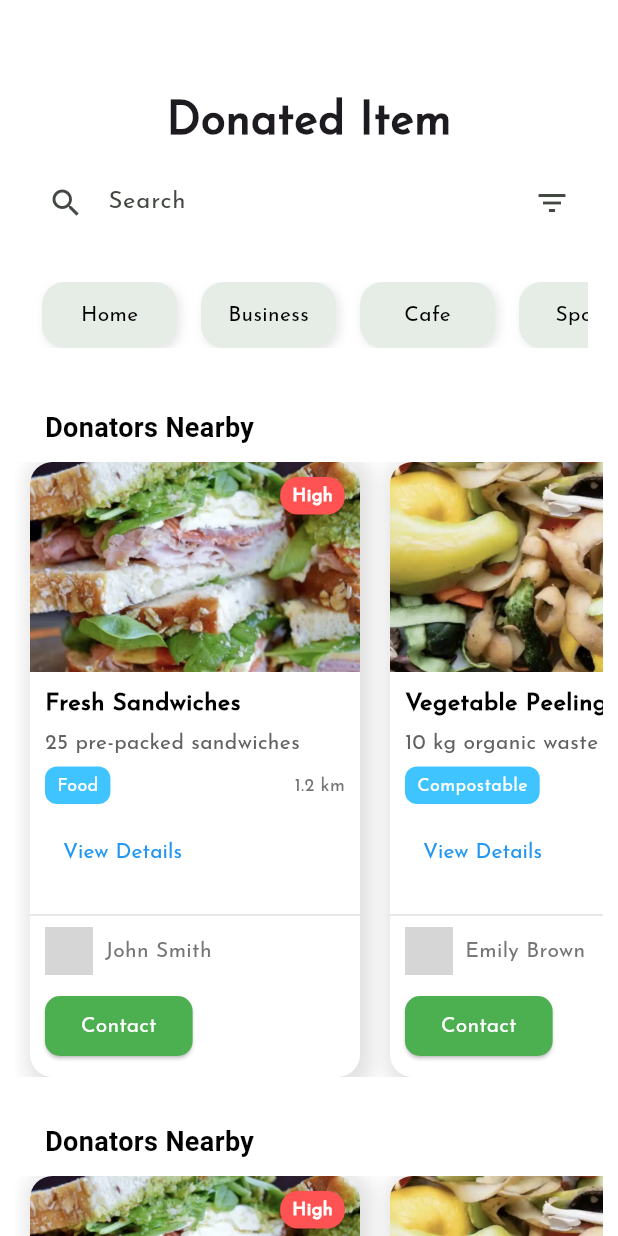
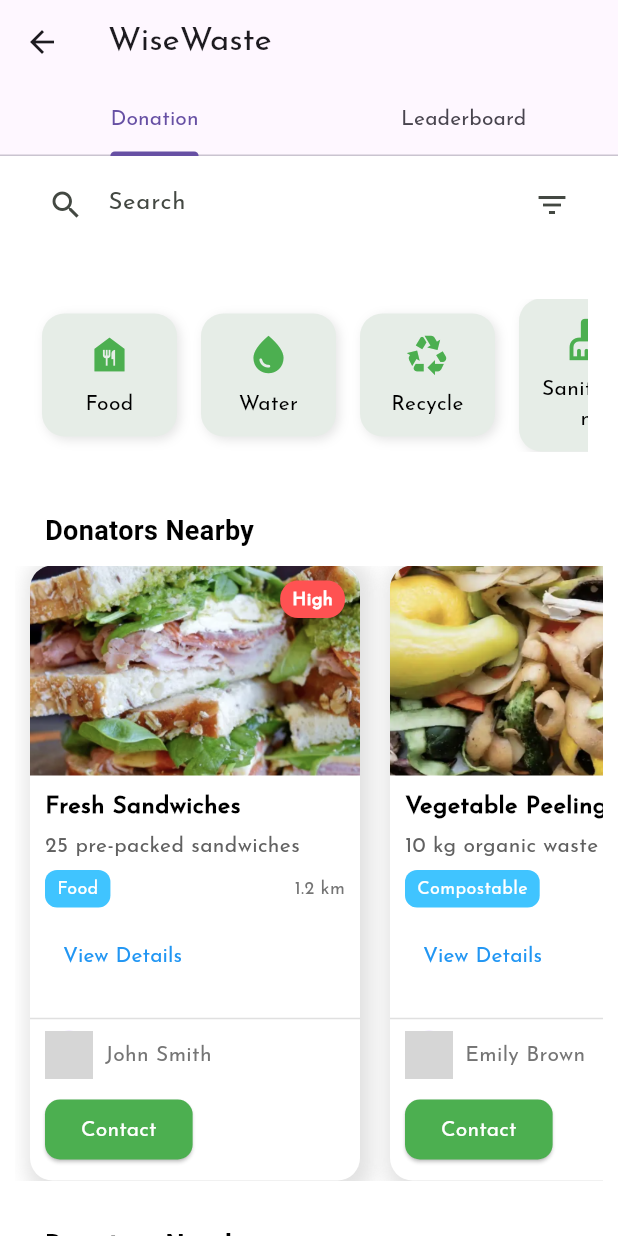
Before and after one commit to SagarTeotia1/WasteWise, a Flutter app: the DonationPage screen opened directly, on a phone screen of 412 x 824 dp. Run offline on Flutter 3.47's test engine with Material 3 defaults, Android fonts, the phone set to English and light mode, and no system bars; our stand-ins replace animated_text_kit, curved_navigation_bar, get; missing offline and left inert: model_viewer_plus; grey boxes are pictures that could not be loaded.

Commit message:
Commit -Screens

```diff
--- a/lib/screens/donation/donation_page.dart
+++ b/lib/screens/donation/donation_page.dart
@@ -2,6 +2,7 @@ import 'package:flutter/material.dart';
 import 'package:trial/widgets/DonationpageWidgets/DonateditemCategory.dart';
 import 'package:trial/widgets/DonationpageWidgets/DonationEeventNEarby.dart';
 import 'package:trial/widgets/DonationpageWidgets/DonationTitleWidget.dart';
+import 'package:trial/widgets/Eventspage/LeaderBordWidget.dart';
 import 'package:trial/widgets/searchfieldWidget.dart';
 
 class DonationPage extends StatefulWidget {
@@ -11,31 +12,62 @@ class DonationPage extends StatefulWidget {
   State<DonationPage> createState() => _DonationPageState();
 }
 
-class _DonationPageState extends State<DonationPage> {
+class _DonationPageState extends State<DonationPage> with SingleTickerProviderStateMixin {
+  late TabController _tabController;
+
+  @override
+  void initState() {
+    super.initState();
+    _tabController = TabController(length: 2, vsync: this);
+  }
+
+  @override
+  void dispose() {
+    _tabController.dispose();
+    super.dispose();
+  }
+
   @override
   Widget build(BuildContext context) {
     return Scaffold(
-      body: SingleChildScrollView(  // Wrap the Column inside a SingleChildScrollView
+      appBar: AppBar(
+        title: const Text('WiseWaste'),
+        bottom: TabBar(
+          controller: _tabController,
+          tabs: const [
+            Tab(text: 'Donation'),
+            Tab(text: 'Leaderboard'),
+          ],
+        ),
+      ),
+      body: TabBarView(
+        controller: _tabController,
+        children: [
+          _buildDonationTab(),
+          LeaderboardTab(),
+        ],
+      ),
+    );
+  }
+
+  Widget _buildDonationTab() {
+    return SingleChildScrollView(
       child: Padding(
-          padding: const EdgeInsets.all(10.0),  // Optional padding around the content
+        padding: const EdgeInsets.all(10.0),
         child: Column(
           children: [
-              SizedBox(height: 20),
-              DonationTitle(),
-              SizedBox(height: 10),
             SearchField(),
-              SizedBox(height: 20),
-              DonateditemCategory(),
-              SizedBox(height: 20),
+            const SizedBox(height: 20),
+            DonatedItemCategory(),
+            const SizedBox(height: 20),
             DonationeventNearby(),
-              SizedBox(height: 20),
+            const SizedBox(height: 20),
             DonationeventNearby(),
-              SizedBox(height: 20),
+            const SizedBox(height: 20),
             DonationeventNearby(),
-              SizedBox(height: 20),
+            const SizedBox(height: 20),
             DonationeventNearby(),
           ],
-          ),
         ),
       ),
     );
--- a/lib/screens/splash_screen/Splash_Screen.dart
+++ b/lib/screens/splash_screen/Splash_Screen.dart
@@ -5,6 +5,7 @@ import 'package:animated_text_kit/animated_text_kit.dart'; // Import for typewri
 import 'package:trial/const/const_colo.dart';
 import 'package:trial/const/const_fonts.dart';
 import 'package:trial/const/const_img.dart';
+import 'package:trial/screens/Auth/ChoseAvatar.dart';
 import 'package:trial/screens/Home/Home_screen.dart'; // Import your LoginScreen
 
 class SplashScreen extends StatefulWidget {
@@ -21,7 +22,7 @@ class _SplashScreenState extends State<SplashScreen> {
     // Navigate to LoginScreen after 3 seconds
     Future.delayed(Duration(seconds: 2), () {
       // Use Get.off() to navigate to the LoginScreen and remove the SplashScreen from the stack
-      Get.off(() => HomeScreen());
+      Get.off(() => ChooseAvatarScreen());
     });
   }
 
--- a/lib/widgets/DonationpageWidgets/DonateditemCategory.dart
+++ b/lib/widgets/DonationpageWidgets/DonateditemCategory.dart
@@ -1,23 +1,26 @@
 import 'package:flutter/material.dart';
-import 'package:trial/const/const_fonts.dart';  // Assuming you are using a custom font
+import 'package:get/get.dart'; // GetX package for navigation
+import 'package:trial/const/const_fonts.dart';
+import 'package:trial/screens/CatItemSilverScreen/Category_Item.dart'; // Assuming you are using a custom font
 
-Widget DonateditemCategory() {
+// Main widget for donated item categories
+Widget DonatedItemCategory() {
   return Padding(
     padding: const EdgeInsets.all(10), // Padding around the whole widget
     child: Column(
       crossAxisAlignment: CrossAxisAlignment.start, // Aligning text to the left
       children: [
+        const SizedBox(height: 10), // Space below the title
         SingleChildScrollView(
-          scrollDirection: Axis.horizontal,  // Enables horizontal scrolling
+          scrollDirection: Axis.horizontal, // Enables horizontal scrolling
           child: Row(
             children: [
-              CategoryItem(label: "Home"),
-              CategoryItem(label: "Business"),
-              CategoryItem(label: "Cafe"),
-              CategoryItem(label: "Sports"),
-              CategoryItem(label: "Music"),
-              CategoryItem(label: "Fitness"),
-              // Add more categories as needed
+              CategoryItem(icon: Icons.food_bank, label: "Food"),
+              CategoryItem(icon: Icons.water_drop, label: "Water"),
+              CategoryItem(icon: Icons.recycling, label: "Recycle"),
+              CategoryItem(icon: Icons.cleaning_services, label: "Sanitation"),
+              CategoryItem(icon: Icons.eco, label: "Compost"),
+              CategoryItem(icon: Icons.volunteer_activism, label: "Donation"),
             ],
           ),
         ),
@@ -26,38 +29,51 @@ Widget DonateditemCategory() {
   );
 }
 
-// Widget for individual category item (Only Label, without Icon)
-Widget CategoryItem({required String label}) {
-  return Padding(
-    padding: const EdgeInsets.symmetric(horizontal: 8),  // Space between category items
+// Widget for individual category item
+Widget CategoryItem({required IconData icon, required String label}) {
+  return GestureDetector(
+    onTap: () {
+      Get.off(() => CategoryItemsScreen()); // Navigate to new screen
+    },
+    child: Padding(
+      padding: const EdgeInsets.symmetric(horizontal: 8), // Space between items
       child: Container(
-      width: 90,  // Set width of the category item to make it fit 4 items on screen
-      padding: EdgeInsets.all(12),  // Padding inside the rectangle
+        width: 90, // Width of the category item
+        padding: const EdgeInsets.all(12), // Padding inside the rectangle
         decoration: BoxDecoration(
-        color: Color.fromARGB(255, 230, 237, 231),  // Green shade background color (B2C9AD)
-        borderRadius: BorderRadius.circular(15),  // Rounded corners
+          color: const Color.fromARGB(255, 230, 237, 231), // Background color
+          borderRadius: BorderRadius.circular(15), // Rounded corners
           boxShadow: [
             BoxShadow(
-            color: Colors.black.withOpacity(0.1),  // Shadow color
-            blurRadius: 5,  // Blur effect of shadow
-            offset: Offset(2, 2),  // Shadow position
+              color: Colors.black.withOpacity(0.1), // Shadow color
+              blurRadius: 5, // Blur effect
+              offset: const Offset(2, 2), // Shadow position
             ),
           ],
         ),
         child: Column(
-        mainAxisSize: MainAxisSize.min,  // Avoids taking more space than needed
+          mainAxisSize: MainAxisSize.min,
           children: [
-          // Icon has been removed, now only showing label
+            Icon(
+              icon,
+              size: 30,
+              color: Colors.green, // Icon color to match sustainability theme
+            ),
+            const SizedBox(height: 8), // Space between icon and label
             Text(
               label,
+              textAlign: TextAlign.center,
               style: TextStyle(
-              fontFamily: regularfont,  // Custom font (if needed)
-              fontSize: 14,  // Font size for category label (slightly larger than before)
-              color: Colors.black,  // Text color
+                fontFamily: regularfont, // Custom font
+                fontSize: 14, // Font size
+                color: Colors.black, // Text color
               ),
             ),
           ],
         ),
       ),
+    ),
   );
 }
+
+// Screen to display items in the selected category
--- a/lib/widgets/DonationpageWidgets/DonationEeventNEarby.dart
+++ b/lib/widgets/DonationpageWidgets/DonationEeventNEarby.dart
@@ -224,7 +224,7 @@ Widget buildDonationBox({
             padding: const EdgeInsets.all(10),
             child: ElevatedButton(
               onPressed: () {
-                Get.to(() => const CategoryItem());
+                Get.to(() => const CategoryItemsScreen());
               },
               style: ElevatedButton.styleFrom(
                 backgroundColor: Colors.green,
--- a/pubspec.yaml
+++ b/pubspec.yaml
@@ -20,6 +20,7 @@ dependencies:
   get: ^4.6.6
   curved_navigation_bar: ^1.0.6
   animated_text_kit: ^4.2.1
+  model_viewer_plus: ^1.9.1
 
 dev_dependencies:
   flutter_test:
```
Also changed, not shown: lib/screens/Auth/ChoseAvatar.dart (added, +167 -0 lines), lib/screens/CatItemSilverScreen/Category_Item.dart (+34 -20 lines), lib/screens/Guide/GuideScreen.dart (added, +219 -0 lines), lib/screens/Home/Home_screen.dart (+4 -4 lines), assets/images/GETSTARTEDBG.png (added), pubspec.lock, 12 other files. Lines whose indentation alone changed are shown as unchanged.
